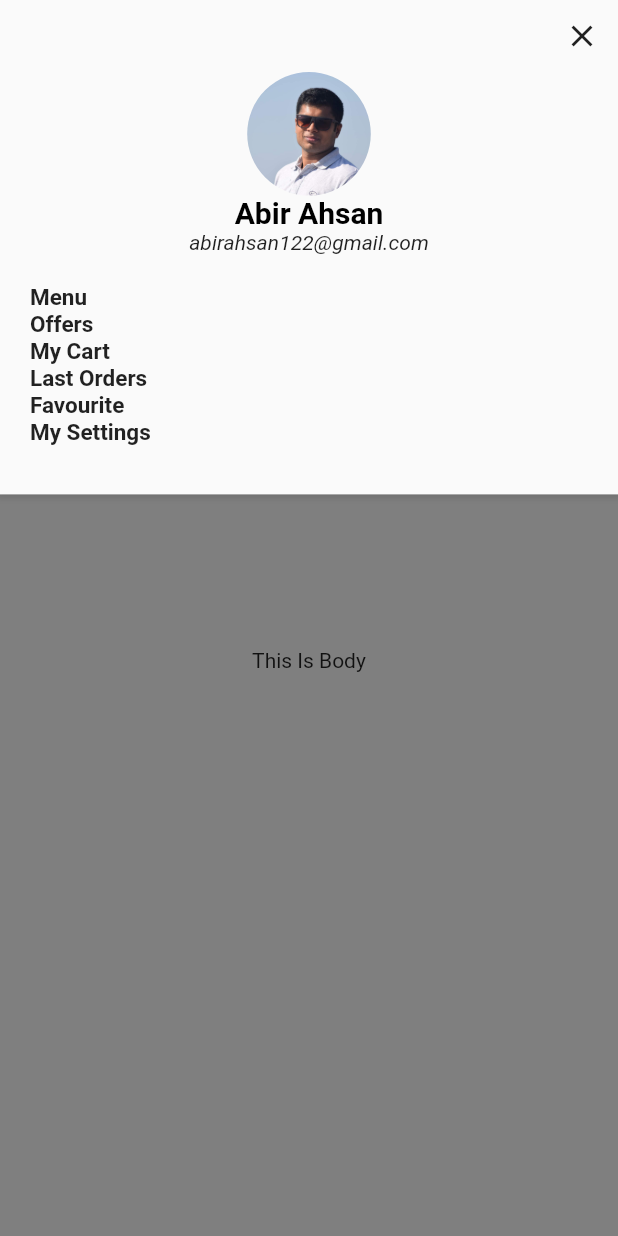
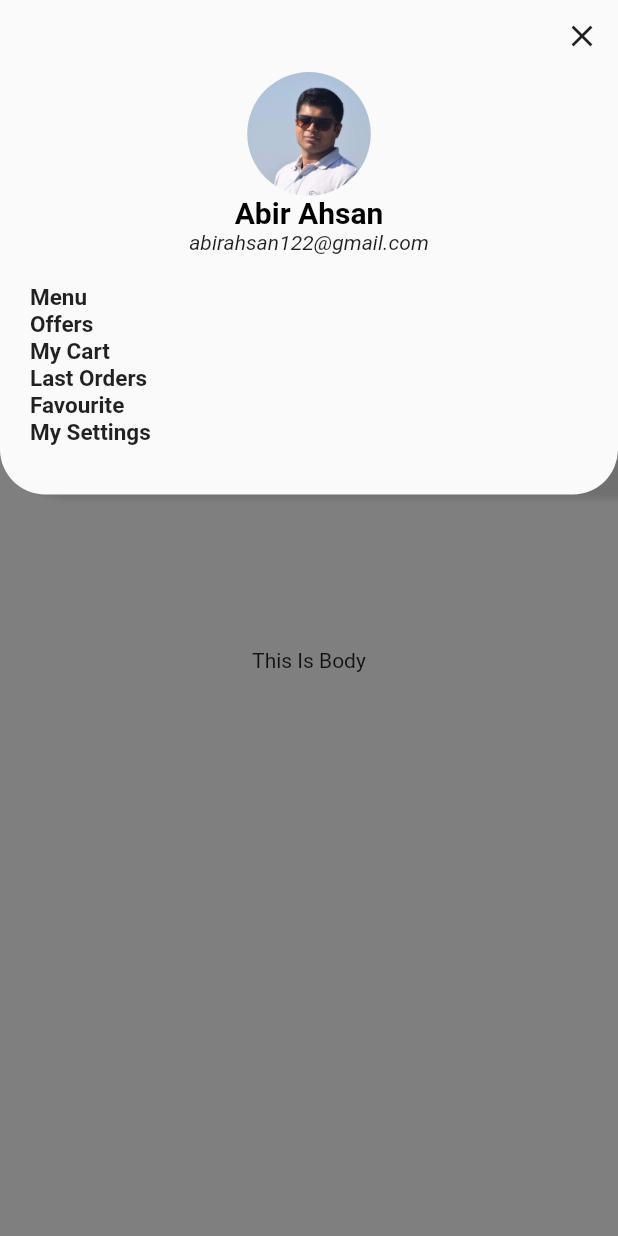
Before and after one commit to AbirAhsan/CustomDrawer, a Flutter app: the screen it shows after launch, after a tap on the "arrow downward" icon, on a phone screen of 412 x 824 dp. Run offline on Flutter 3.47's test engine with Material 2 defaults, Android fonts, the phone set to English and light mode, and no system bars.

Commit message:
add drawer container border shape

```diff
--- a/lib/homepage.dart
+++ b/lib/homepage.dart
@@ -49,6 +49,10 @@ class _MyHomePageState extends State<MyHomePage> {
                 height: MediaQuery.of(context).size.height / 2.5,
                 padding: EdgeInsets.all(0),
                 decoration: BoxDecoration(
+                  borderRadius: BorderRadius.only(
+                    bottomLeft:
+                        Radius.circular(50.0), //This Border Radius doesn't Work
+                  ),
                   boxShadow: [
                     BoxShadow(
                         color: Colors.black12,
@@ -57,6 +61,9 @@ class _MyHomePageState extends State<MyHomePage> {
                   ],
                 ),
                 child: Material(
+                  borderRadius: BorderRadius.only(
+                      bottomLeft: Radius.circular(30.0),
+                      bottomRight: Radius.circular(30.0)),
                   child: ListView(
                     children: <Widget>[
                       Align(
```
